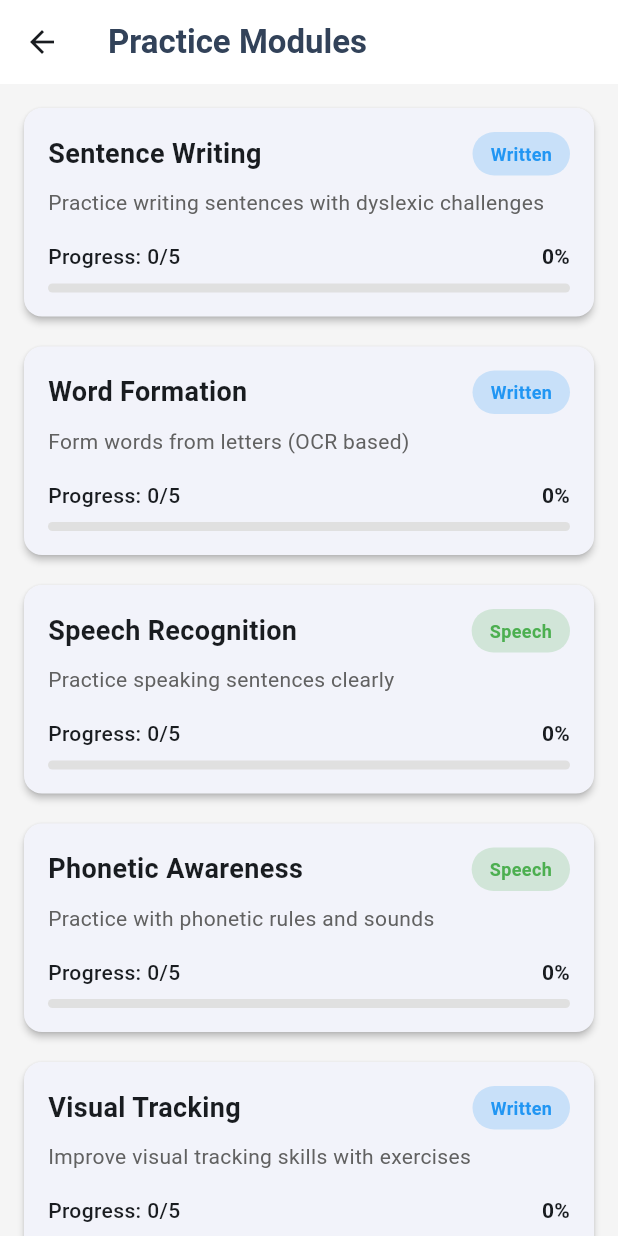
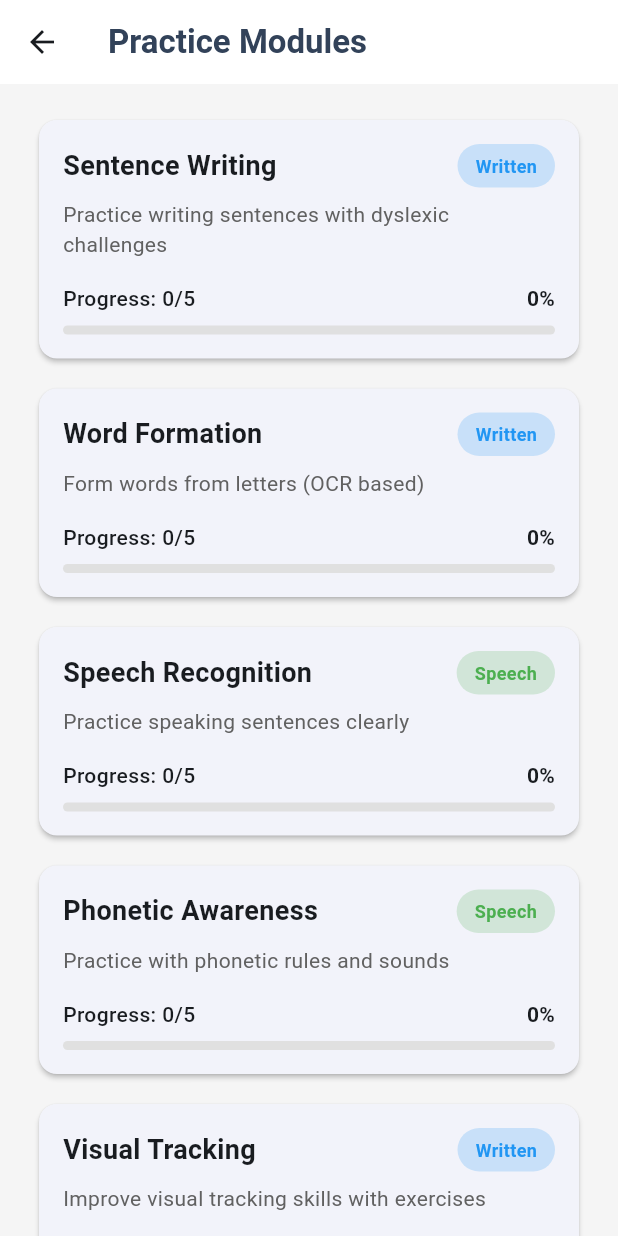
Before and after one commit to swatified/Verbix-Flutter, a Flutter app: the PracticeModulesScreen screen opened directly, on a phone screen of 412 x 824 dp. Run offline on Flutter 3.47's test engine with Material 3 defaults, Android fonts, the phone set to English and light mode, and no system bars; our stand-ins replace audioplayers, cloud_firestore, firebase_auth, firebase_core, fl_chart, flutter_dotenv and 6 more; missing offline and left inert: google_mlkit_text_recognition; accounts and stored records are empty; generated files the repository leaves out were written again.

Commit message:
ui: minor changes, practice mods

```diff
--- a/lib/pages/practice_modules.dart
+++ b/lib/pages/practice_modules.dart
@@ -67,7 +67,7 @@ class PracticeModulesScreenState extends State<PracticeModulesScreen> {
           isLoading
               ? const Center(child: CircularProgressIndicator())
               : ListView.builder(
-                padding: const EdgeInsets.all(16),
+                padding: const EdgeInsets.symmetric(vertical: 24, horizontal: 26),
                 itemCount: modules.length,
                 itemBuilder: (context, index) {
                   final module = modules[index];
@@ -107,7 +107,7 @@ class ModuleCard extends StatelessWidget {
   Widget build(BuildContext context) {
     return Card(
       margin: const EdgeInsets.only(bottom: 20),
-      elevation: 2,
+      elevation: 1.4,
       shape: RoundedRectangleBorder(borderRadius: BorderRadius.circular(12)),
       child: InkWell(
         onTap: onTap,
```
